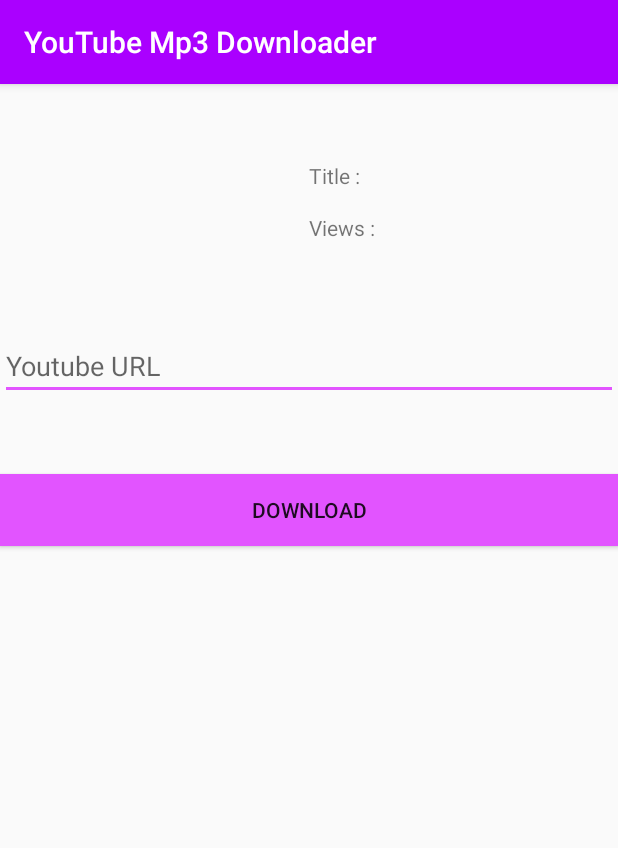
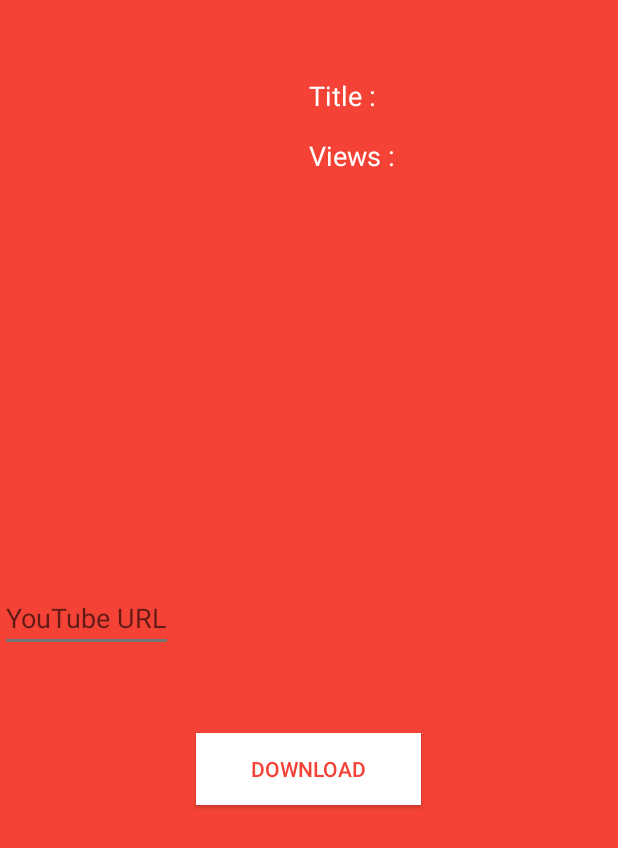
Before and after one commit to PSNAppz/YouTubeMp3Downloader, an Android app: the screen it shows after launch (MainActivity), on a phone screen of 412 x 824 dp. Shown: the top 848 px of the screen. Run offline under Robolectric (Android 15) with nearby library versions, the phone set to English and light mode, and no system bars; our stand-ins replace AdMob; libraries missing offline, so code that uses them is left out: at.huber.youtubeExtractor; 1 statement that could not run was skipped.

Commit message:
UI FIxes

```diff
--- a/app/src/main/java/com/ekathvatech/youtubemp3downloader/MainActivity.java
+++ b/app/src/main/java/com/ekathvatech/youtubemp3downloader/MainActivity.java
@@ -3,6 +3,7 @@ package com.ekathvatech.youtubemp3downloader;
 import android.app.DownloadManager;
 import android.content.Context;
 import android.content.Intent;
+import android.graphics.Typeface;
 import android.net.Uri;
 import android.os.Build;
 import android.os.Environment;
@@ -36,10 +37,13 @@ public class MainActivity extends AppCompatActivity{
         super.onCreate(savedInstanceState);
         setContentView(R.layout.activity_main);
 
+        Typeface custom_font7 = Typeface.createFromAsset(getAssets(),  "fonts/SourceSansPro-Black.otf");
+
         mAdView = (AdView) findViewById(R.id.adView);
         AdRequest adRequest = new AdRequest.Builder().build();
         mAdView.loadAd(adRequest);
         editText = (EditText) findViewById(R.id.editText);
+        editText.setTypeface(custom_font7);
         final Intent intent = getIntent ();
         final Uri data = intent.getData ();
         if (data != null) {
@@ -47,9 +51,11 @@ public class MainActivity extends AppCompatActivity{
             fileName = pathSegments.get (pathSegments.size () - 1);
         }
         Button button = (Button) findViewById(R.id.button);
-        button.setBackgroundColor(getResources().getColor(R.color.colorAccent));
+        button.setBackgroundColor(getResources().getColor(R.color.accent));
         final TextView textView = (TextView) findViewById(R.id.textView2);
+        textView.setTypeface(custom_font7);
         final TextView textView1 = (TextView) findViewById(R.id.textView);
+        textView1.setTypeface(custom_font7);
         if(PermissionCheck.readAndWriteExternalStorage(this)){
             button.setOnClickListener(new View.OnClickListener() {
                 public void onClick(View view) {
--- a/app/src/main/res/layout/activity_fullscreen.xml
+++ b/app/src/main/res/layout/activity_fullscreen.xml
@@ -3,15 +3,15 @@
     xmlns:tools="http://schemas.android.com/tools"
     android:layout_width="match_parent"
     android:layout_height="match_parent"
-    android:background="@color/colorPrimaryDark"
+    android:background="@color/primary_dark"
     tools:context="com.ekathvatech.youtubemp3downloader.FullscreenActivity">
 
 
     <ImageView
         android:id="@+id/imageView"
-        android:layout_width="wrap_content"
-        android:layout_height="wrap_content"
-        android:layout_centerHorizontal="true"
+        android:layout_width="250dp"
+        android:layout_height="250dp"
+        app:srcCompat="@drawable/ic"
         android:layout_centerVertical="true"
-        app:srcCompat="@drawable/ytdplain" />
+        android:layout_centerHorizontal="true" />
 </RelativeLayout>
--- a/app/src/main/res/layout/activity_main.xml
+++ b/app/src/main/res/layout/activity_main.xml
@@ -8,25 +8,25 @@
 
     <Button
         android:id="@+id/button"
-        android:layout_width="match_parent"
+        android:layout_width="150dp"
         android:layout_height="wrap_content"
         android:onClick="onClickButton"
         android:text="@string/parse"
-        android:layout_marginTop="189dp"
-        android:layout_below="@+id/textView2"
-        android:layout_alignParentStart="true"
-        android:textColorHighlight="@color/colorAccent"/>
+        android:backgroundTint="@color/white"
+        android:textColor="@color/primary_dark"
+        android:layout_alignTop="@+id/editText"
+        android:layout_centerHorizontal="true"
+        android:layout_marginTop="99dp" />
 
     <EditText
         android:id="@+id/editText"
-        android:layout_width="match_parent"
+        android:layout_width="wrap_content"
         android:layout_height="wrap_content"
-        android:layout_alignBottom="@+id/button"
-        android:layout_alignParentStart="true"
-        android:layout_marginBottom="97dp"
-        android:ems="10"
+        android:textColor="@color/white"
         android:inputType="textPersonName"
-        android:hint="@string/youtube_url"/>
+        android:hint="@string/youtube_url"
+        android:layout_centerVertical="true"
+        android:layout_alignParentStart="true" />
 
     <TextView
         android:id="@+id/textView2"
@@ -34,6 +34,8 @@
         android:layout_height="wrap_content"
         android:layout_marginTop="51dp"
         android:text="@string/title"
+        android:textSize="18dp"
+        android:textColor="@color/white"
         android:layout_alignParentTop="true"
         android:layout_alignStart="@+id/adView" />
     <com.google.android.gms.ads.AdView
@@ -51,6 +53,8 @@
         android:layout_width="wrap_content"
         android:layout_height="wrap_content"
         android:layout_below="@+id/textView2"
+        android:textColor="@color/white"
+        android:textSize="18dp"
         android:layout_marginTop="15dp"
         android:text="@string/author"
         android:layout_alignStart="@+id/textView2" />
--- a/app/src/main/res/values/colors.xml
+++ b/app/src/main/res/values/colors.xml
@@ -1,7 +1,13 @@
 <?xml version="1.0" encoding="utf-8"?>
 <resources>
-    <color name="colorPrimary">#aa00ff</color>
-    <color name="colorPrimaryDark">#7200ca</color>
-    <color name="colorAccent">#e254ff</color>
-    <color name="black_overlay">#66000000</color>
+    <color name="primary">#F44336</color>
+    <color name="primary_dark">#F44336</color>
+    <color name="primary_light">#B2DFDB</color>
+    <color name="accent">#757575</color>
+    <color name="violet">#9c27b0</color>
+    <color name="primary_text">#212121</color>
+    <color name="secondary_text">#757575</color>
+    <color name="icons">#FFFFFF</color>
+    <color name="white">#ffffff</color>
+    <color name="divider">#BDBDBD</color>>
 </resources>
--- a/app/src/main/res/values/strings.xml
+++ b/app/src/main/res/values/strings.xml
@@ -1,13 +1,13 @@
 <resources>
-    <string name="app_name">YouTube Mp3 Downloader</string>
+    <string name="app_name">SYD</string>
     <string name="parse">Download</string>
 
     <string name="title_activity_fullscreen">FullscreenActivity</string>
     <string name="dummy_button">Dummy Button</string>
     <string name="dummy_content">DUMMY\nCONTENT</string>
     <string name="banner_ad_unit_id">ca-app-pub-3041411382010702/9580625520</string>
-    <string name="author">Views :</string>
-    <string name="title">Title :</string>
-    <string name="youtube_url">Youtube URL</string>
+    <string name="author">Views : </string>
+    <string name="title">Title : </string>
+    <string name="youtube_url">YouTube URL</string>
 
 </resources>
--- a/app/src/main/res/values/styles.xml
+++ b/app/src/main/res/values/styles.xml
@@ -1,23 +1,39 @@
 <resources>
 
     <!-- Base application theme. -->
-    <style name="AppTheme" parent="Theme.AppCompat.Light.DarkActionBar">
+    <style name="AppTheme" parent="Theme.AppCompat.Light.NoActionBar">
         <!-- Customize your theme here. -->
-        <item name="colorPrimary">@color/colorPrimary</item>
-        <item name="colorPrimaryDark">@color/colorPrimaryDark</item>
-        <item name="colorAccent">@color/colorAccent</item>
+        <item name="colorPrimary">@color/primary</item>
+        <item name="colorPrimaryDark">@color/primary_dark</item>
+        <item name="colorAccent">@color/secondary_text</item>
+        <item name="colorButtonNormal">@color/secondary_text</item>
+        <item name="android:windowBackground">@color/primary</item>
+        <item name="android:textColorPrimary">@color/white</item>
+        <item name="android:textColorSecondary">@color/white</item>
+        <item name="windowActionBar">false</item>
+        <item name="windowNoTitle">true</item>
     </style>
 
     <style name="FullscreenTheme" parent="AppTheme">
         <item name="android:actionBarStyle">@style/FullscreenActionBarStyle</item>
         <item name="android:windowActionBarOverlay">true</item>
-        <item name="android:windowBackground">@null</item>
+        <item name="android:windowBackground">@color/primary_dark</item>
         <item name="metaButtonBarStyle">?android:attr/buttonBarStyle</item>
         <item name="metaButtonBarButtonStyle">?android:attr/buttonBarButtonStyle</item>
     </style>
 
+    <style name="AppTheme.Base" parent="Theme.AppCompat.Light.DarkActionBar">
+        <item name="colorButtonNormal">@color/secondary_text</item>
+    </style>
+
+    <style name="ButtonTheme" parent="android:style/Widget.Button">
+        <item name="android:textColor">@color/white</item>
+        <item name="android:textSize">10dp</item>
+        <item name="android:backgroundDimEnabled">true</item>
+    </style>
+
     <style name="FullscreenActionBarStyle" parent="Widget.AppCompat.ActionBar">
-        <item name="android:background">@color/black_overlay</item>
+        <item name="android:background">@color/primary_dark</item>
     </style>
 
 </resources>
```
Also changed, not shown: app/src/main/ic_launcher-web.png (added), app/src/main/res/mipmap-hdpi/ic_launcher.png, app/src/main/res/mipmap-mdpi/ic_launcher.png, app/src/main/res/mipmap-xhdpi/ic_launcher.png, app/src/main/res/mipmap-xxhdpi/ic_launcher.png, app/src/main/res/mipmap-xxxhdpi/ic_launcher.png, 3 other files.
